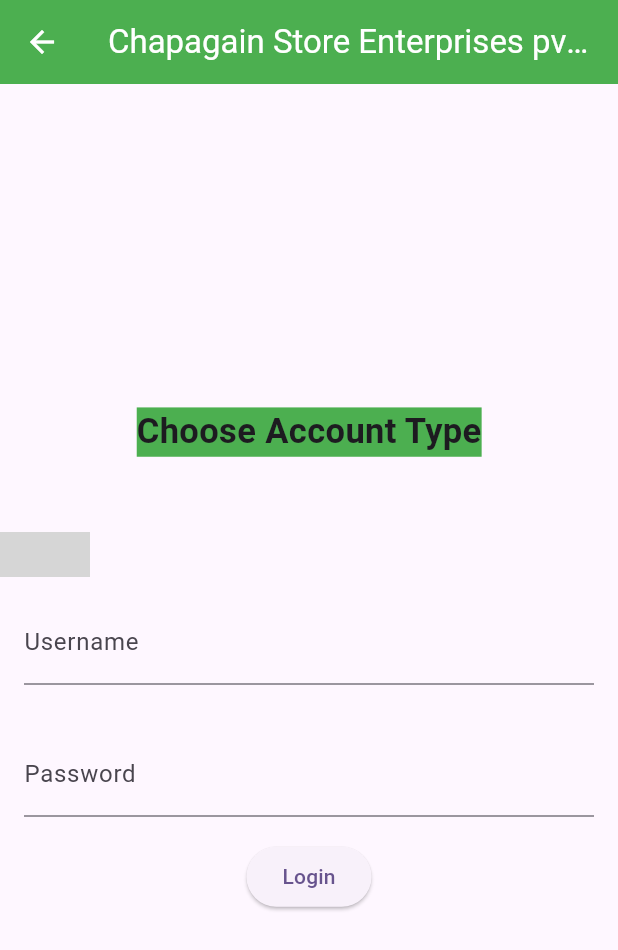
After one commit to sndp231998/HMRODOKAN, a Flutter app: the Firstpage screen opened directly, on a phone screen of 412 x 824 dp. The commit adds this screen. Shown: the top 950 px of the screen. Run offline on Flutter 3.47's test engine with Material 2 defaults, Android fonts, the phone set to English and light mode, and no system bars; missing offline and left inert: qrscan; network calls fail; grey boxes are pictures that could not be loaded.

Commit message:
update counter && firstdashboard

```diff
--- a/lib/main.dart
+++ b/lib/main.dart
@@ -1,5 +1,6 @@
 import 'package:flutter/material.dart';
 import 'package:hmrodokan/pages/counter.dart';
+//import 'package:qr_code_scanner/qr_code_scanner.dart';
 
 void main() {
   runApp(const MyApp());
--- /dev/null
+++ b/lib/pages/firstDashboard.dart
@@ -0,0 +1,167 @@
+import 'package:flutter/material.dart';
+
+class Firstpage extends StatefulWidget {
+  const Firstpage({Key? key}) : super(key: key);
+
+  @override
+  _FirstpageState createState() => _FirstpageState();
+}
+
+class _FirstpageState extends State<Firstpage> {
+  bool isAdminSelected = false;
+  bool isCounterSelected = false;
+  TextEditingController usernameController = TextEditingController();
+  TextEditingController passwordController = TextEditingController();
+
+  void _login() {
+    String username = usernameController.text;
+    String password = passwordController.text;
+
+    if (isAdminSelected &&
+        username == "your_admin_username" &&
+        password == "your_admin_password") {
+      _showGreeting("Admin");
+    } else if (isCounterSelected &&
+        username == "your_counter_username" &&
+        password == "your_counter_password") {
+      _showGreeting("Counter");
+    } else {
+      _showErrorDialog();
+    }
+  }
+
+  void _showGreeting(String userType) {
+    showDialog(
+      context: context,
+      builder: (context) {
+        return AlertDialog(
+          title: Text("Hello $userType"),
+          content: Text("Please fill out the form below."),
+          actions: [
+            TextButton(
+              onPressed: () {
+                Navigator.of(context).pop();
+              },
+              child: Text("OK"),
+            ),
+          ],
+        );
+      },
+    );
+  }
+
+  void _showErrorDialog() {
+    showDialog(
+      context: context,
+      builder: (context) {
+        return AlertDialog(
+          title: Text("Login Error"),
+          content: Text("Invalid username or password."),
+          actions: [
+            TextButton(
+              onPressed: () {
+                Navigator.of(context).pop();
+              },
+              child: Text("OK"),
+            ),
+          ],
+        );
+      },
+    );
+  }
+
+  @override
+  Widget build(BuildContext context) {
+    return Scaffold(
+      appBar: AppBar(
+        title: Text('Chapagain Store Enterprises pvt. ltd'),
+        backgroundColor: Colors.green,
+        foregroundColor: Colors.white,
+      ),
+      body: Center(
+        child: Column(
+          mainAxisAlignment: MainAxisAlignment.center,
+          children: [
+            Text(
+              "Choose Account Type",
+              style: TextStyle(
+                fontSize: 23,
+                fontWeight: FontWeight.bold,
+                backgroundColor: Colors.green,
+              ),
+            ),
+            SizedBox(height: 50),
+            Row(
+              // mainAxisAlignment: MainAxisAlignment.spaceBetween,
+              children: [
+                InkWell(
+                  onTap: () {
+                    setState(() {
+                      isAdminSelected = true;
+                      isCounterSelected = false;
+                    });
+                  },
+                  child: Container(
+                    decoration: isAdminSelected
+                        ? BoxDecoration(
+                            border: Border.all(color: Colors.blue, width: 2),
+                            borderRadius: BorderRadius.circular(10),
+                          )
+                        : null,
+                    child: Image.network(
+                        'https://thumbs.dreamstime.com/t/admin-icon-trendy-design-style-isolated-white-background-vector-simple-modern-flat-symbol-web-site-mobile-logo-app-135742404.jpg',
+                        width: 30,
+                        height: 30),
+                  ),
+                ),
+                InkWell(
+                  onTap: () {
+                    setState(() {
+                      isCounterSelected = true;
+                      isAdminSelected = false;
+                    });
+                  },
+                  child: Container(
+                    decoration: isCounterSelected
+                        ? BoxDecoration(
+                            border: Border.all(color: Colors.blue, width: 2),
+                            borderRadius: BorderRadius.circular(10),
+                          )
+                        : null,
+                    child: Image.network(
+                        "https://icon-library.com/images/counter-icon/counter-icon-16.jpg",
+                        width: 30,
+                        height: 30),
+                  ),
+                ),
+              ],
+            ),
+            Padding(
+              padding: EdgeInsets.all(16.0),
+              child: TextFormField(
+                controller: usernameController,
+                decoration: InputDecoration(
+                  labelText: 'Username',
+                ),
+              ),
+            ),
+            Padding(
+              padding: EdgeInsets.all(16.0),
+              child: TextFormField(
+                controller: passwordController,
+                obscureText: true,
+                decoration: InputDecoration(
+                  labelText: 'Password',
+                ),
+              ),
+            ),
+            ElevatedButton(
+              onPressed: _login,
+              child: Text('Login'),
+            ),
+          ],
+        ),
+      ),
+    );
+  }
+}
--- a/lib/pages/form.dart
+++ b/lib/pages/form.dart
@@ -1,5 +1,3 @@
-import 'dart:ffi';
-
 import 'package:flutter/material.dart';
 import 'package:hmrodokan/pages/details.dart';
 //import 'package:qr_flutter/qr_flutter.dart';
--- a/pubspec.yaml
+++ b/pubspec.yaml
@@ -37,6 +37,8 @@ dependencies:
   # Use with the CupertinoIcons class for iOS style icons.
   cupertino_icons: ^1.0.2
   qr_flutter: ^4.1.0
+  qr_code_scanner: ^1.0.1
+  qrscan: ^0.3.3
 
 dev_dependencies:
   flutter_test:
```
Also changed, not shown: lib/pages/counter.dart (+30 -14 lines), pubspec.lock, 3 other files.
